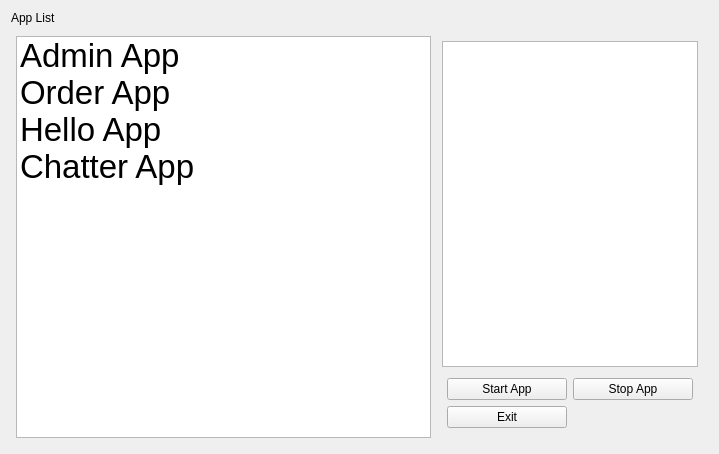
This is rocon_remocon/ui/applist.ui in robotics-in-concert/rocon_qt_gui as Qt 5 draws it before an edit. The edited form follows.
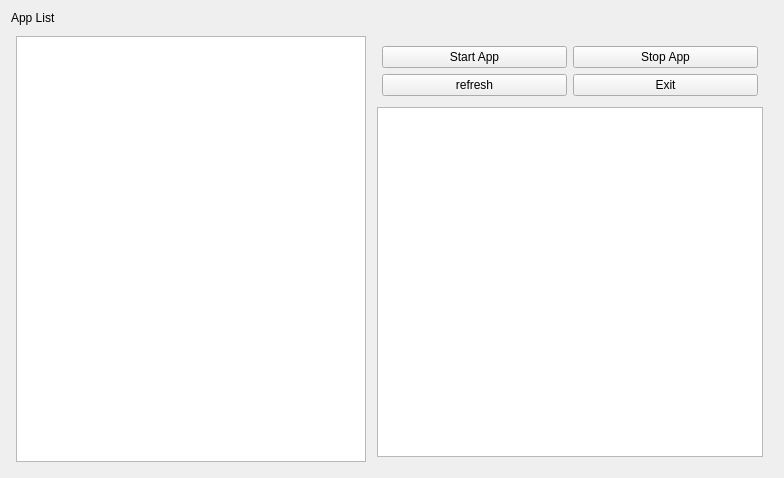
This is the edited form.

The edit to the form file:
```diff
--- a/rocon_remocon/ui/applist.ui
+++ b/rocon_remocon/ui/applist.ui
@@ -6,8 +6,8 @@
    <rect>
     <x>0</x>
     <y>0</y>
-    <width>719</width>
-    <height>454</height>
+    <width>784</width>
+    <height>478</height>
    </rect>
   </property>
   <property name="windowTitle">
@@ -22,86 +22,46 @@
     </widget>
    </item>
    <item>
-    <layout class="QHBoxLayout" name="horizontalLayout_2">
+    <layout class="QHBoxLayout" name="horizontalLayout_2" stretch="0,0">
      <property name="margin">
       <number>5</number>
      </property>
      <item>
       <widget class="QListWidget" name="list_widget">
        <property name="sizePolicy">
-        <sizepolicy hsizetype="Preferred" vsizetype="Expanding">
-         <horstretch>50</horstretch>
+        <sizepolicy hsizetype="Fixed" vsizetype="Preferred">
+         <horstretch>0</horstretch>
          <verstretch>0</verstretch>
         </sizepolicy>
        </property>
+       <property name="minimumSize">
+        <size>
+         <width>350</width>
+         <height>0</height>
+        </size>
+       </property>
+       <property name="maximumSize">
+        <size>
+         <width>16777215</width>
+         <height>16777215</height>
+        </size>
+       </property>
        <property name="movement">
         <enum>QListView::Static</enum>
        </property>
        <property name="viewMode">
         <enum>QListView::ListMode</enum>
        </property>
-       <item>
-        <property name="text">
-         <string>Admin App</string>
-        </property>
-        <property name="toolTip">
-         <string>111111111</string>
-        </property>
-        <property name="font">
-         <font>
-          <pointsize>25</pointsize>
-         </font>
-        </property>
-       </item>
-       <item>
-        <property name="text">
-         <string>Order App</string>
-        </property>
-        <property name="toolTip">
-         <string>22222222222</string>
-        </property>
-        <property name="font">
-         <font>
-          <pointsize>25</pointsize>
-         </font>
-        </property>
-       </item>
-       <item>
-        <property name="text">
-         <string>Hello App</string>
-        </property>
-        <property name="toolTip">
-         <string>333333333</string>
-        </property>
-        <property name="font">
-         <font>
-          <pointsize>25</pointsize>
-         </font>
-        </property>
-       </item>
-       <item>
-        <property name="text">
-         <string>Chatter App</string>
-        </property>
-        <property name="toolTip">
-         <string extracomment="searching....">searching....</string>
-        </property>
-        <property name="font">
-         <font>
-          <pointsize>25</pointsize>
-         </font>
-        </property>
-       </item>
       </widget>
      </item>
      <item>
       <layout class="QVBoxLayout" name="verticalLayout_2">
+       <property name="sizeConstraint">
+        <enum>QLayout::SetNoConstraint</enum>
+       </property>
        <property name="margin">
         <number>5</number>
        </property>
-       <item>
-        <widget class="QPlainTextEdit" name="app_info"/>
-       </item>
        <item>
         <layout class="QGridLayout" name="gridLayout">
          <property name="margin">
@@ -121,15 +81,25 @@
            </property>
           </widget>
          </item>
-         <item row="1" column="0">
-          <widget class="QPushButton" name="exit_button">
+         <item row="1" column="1">
+          <widget class="QPushButton" name="exit_btn">
            <property name="text">
             <string>Exit</string>
            </property>
           </widget>
          </item>
+         <item row="1" column="0">
+          <widget class="QPushButton" name="refresh_btn">
+           <property name="text">
+            <string>refresh</string>
+           </property>
+          </widget>
+         </item>
         </layout>
        </item>
+       <item>
+        <widget class="QPlainTextEdit" name="app_info"/>
+       </item>
       </layout>
      </item>
     </layout>
```
Left out of the diff: 6 changed lines with no effect on the pictures.
